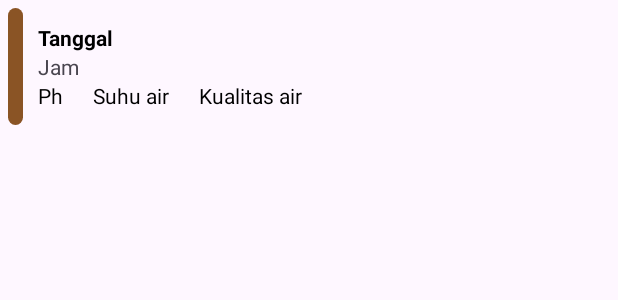
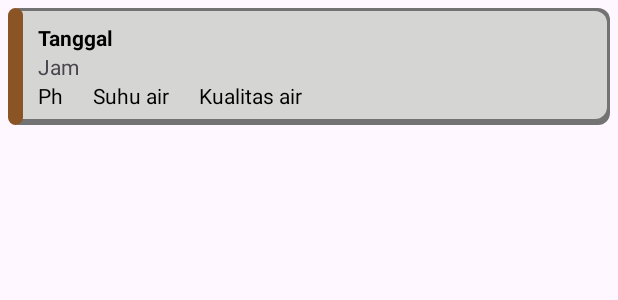
Before and after one commit to PBL-AppMobile/monitoring-tambak, an Android app: the layout item_layout_riwayat.xml on its own in the app's theme, with its tools: preview values and no code run, on a phone screen of 412 x 824 dp. Shown: the top 300 px of the screen. Run offline under Robolectric (Android 15) with nearby library versions, the phone set to English and light mode, and no system bars.

Commit message:
Tambah darkmode

```diff
--- a/IOT/app/src/main/res/layout/item_layout_riwayat.xml
+++ b/IOT/app/src/main/res/layout/item_layout_riwayat.xml
@@ -8,7 +8,8 @@
     <LinearLayout
         android:layout_width="match_parent"
         android:layout_height="wrap_content"
-        android:orientation="horizontal">
+        android:orientation="horizontal"
+        android:background="@drawable/shadow_background">
 
         <LinearLayout
             android:layout_width="10dp"
@@ -30,7 +31,7 @@
                 android:layout_height="wrap_content"
                 android:text="Tanggal"
                 android:textStyle="bold"
-                android:textColor="@color/black"/>
+                style="@style/TextColor"/>
 
             <TextView
                 android:id="@+id/tv_jam"
@@ -48,7 +49,7 @@
                     android:layout_width="wrap_content"
                     android:layout_height="wrap_content"
                     android:text="Ph"
-                    android:textColor="@color/black"
+                    style="@style/TextColor"
                     android:layout_marginEnd="20dp"/>
 
                 <TextView
@@ -57,13 +58,13 @@
                     android:layout_height="wrap_content"
                     android:text="Suhu air"
                     android:layout_marginEnd="20dp"
-                    android:textColor="@color/black"/>
+                    style="@style/TextColor"/>
                 <TextView
                     android:id="@+id/tv_kualitas_air"
                     android:layout_width="wrap_content"
                     android:layout_height="wrap_content"
                     android:text="Kualitas air"
-                    android:textColor="@color/black"/>
+                    style="@style/TextColor"/>
 
             </LinearLayout>
 
```
